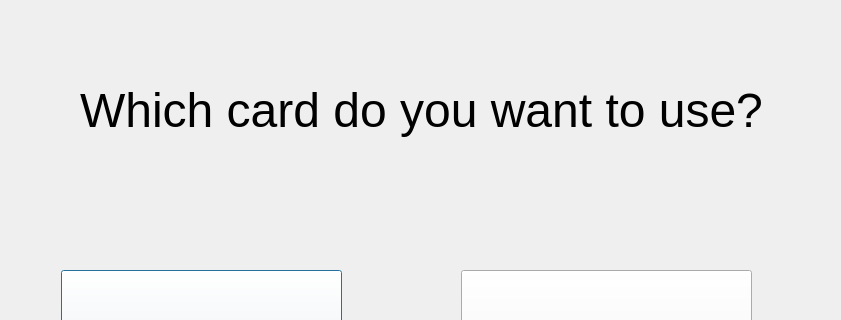
Before: the Qt Designer form bank-automat/debitvscredit.ui in 25kmo-project/group_15, drawn with Qt 5; both pictures show x 119 to 960 and y 0 to 320 of the 1076 by 750 pixel window.
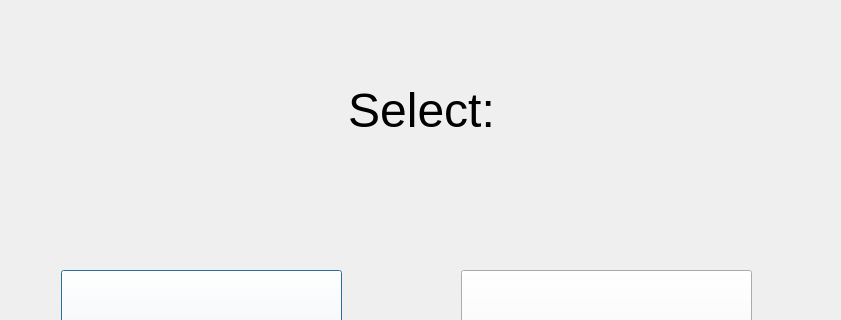
After: the same form once the commit is applied.

```diff
--- a/bank-automat/debitvscredit.ui
+++ b/bank-automat/debitvscredit.ui
@@ -70,7 +70,7 @@
     <enum>Qt::LayoutDirection::LeftToRight</enum>
    </property>
    <property name="text">
-    <string>Which card do you want to use?</string>
+    <string>Select:</string>
    </property>
    <property name="alignment">
     <set>Qt::AlignmentFlag::AlignCenter</set>
```
